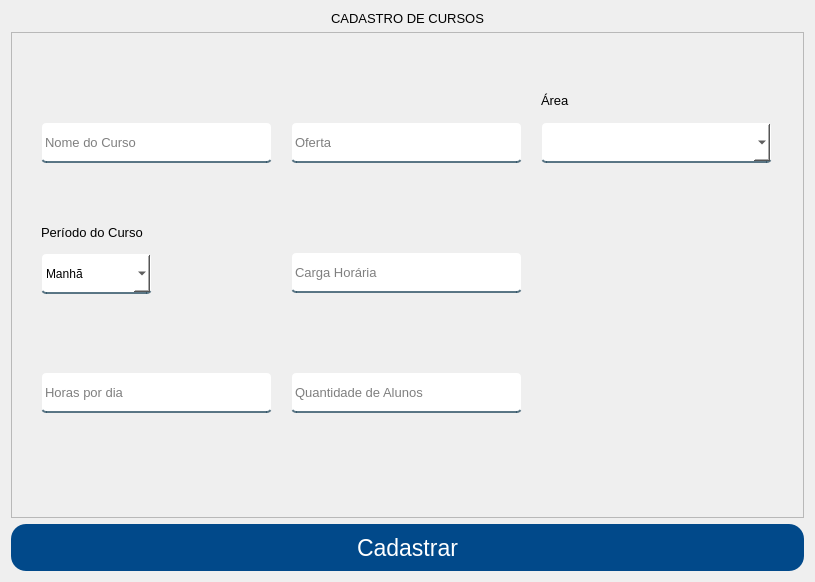
Above: App/view/ui/cadastroCurso.ui from Senac-SOR-ADS/Mapa-de-Sala before the change. Below: the same form after it.
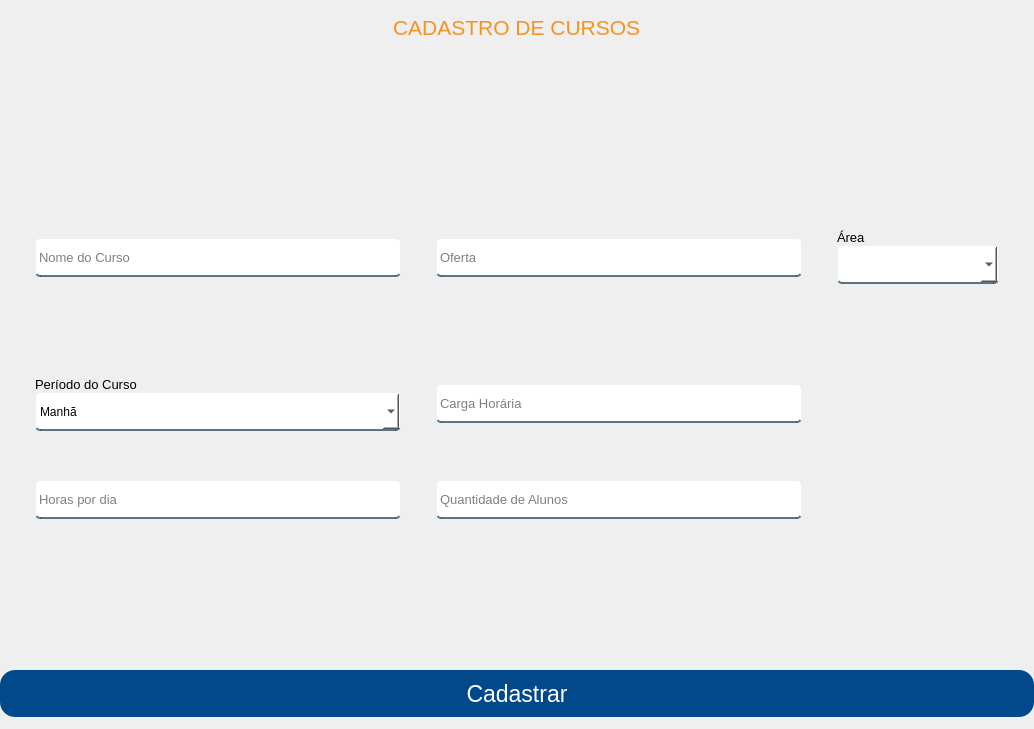
That is the form after the change.

Commit message: tentando arrumar os layouts da parte de cadastro

Patch:
```diff
--- a/App/view/ui/cadastroCurso.ui
+++ b/App/view/ui/cadastroCurso.ui
@@ -6,8 +6,8 @@
    <rect>
     <x>0</x>
     <y>0</y>
-    <width>811</width>
-    <height>579</height>
+    <width>1034</width>
+    <height>729</height>
    </rect>
   </property>
   <property name="windowTitle">
@@ -35,14 +35,33 @@
 
 #respostas {
 	color: red;
+}
+
+#titulo {
+	color: #f6921e;
 }</string>
   </property>
   <layout class="QVBoxLayout" name="verticalLayout">
+   <property name="spacing">
+    <number>0</number>
+   </property>
+   <property name="leftMargin">
+    <number>0</number>
+   </property>
+   <property name="topMargin">
+    <number>15</number>
+   </property>
+   <property name="rightMargin">
+    <number>0</number>
+   </property>
+   <property name="bottomMargin">
+    <number>12</number>
+   </property>
    <item alignment="Qt::AlignHCenter|Qt::AlignTop">
-    <widget class="QLabel" name="label">
+    <widget class="QLabel" name="titulo">
      <property name="font">
       <font>
-       <pointsize>10</pointsize>
+       <pointsize>16</pointsize>
        <weight>50</weight>
        <italic>false</italic>
        <bold>false</bold>
@@ -58,39 +77,49 @@
      </property>
     </widget>
    </item>
-   <item alignment="Qt::AlignHCenter">
-    <widget class="QFrame" name="frame">
-     <property name="sizePolicy">
-      <sizepolicy hsizetype="Expanding" vsizetype="Expanding">
-       <horstretch>0</horstretch>
-       <verstretch>0</verstretch>
-      </sizepolicy>
+   <item>
+    <spacer name="verticalSpacer_6">
+     <property name="orientation">
+      <enum>Qt::Vertical</enum>
      </property>
-     <property name="minimumSize">
+     <property name="sizeHint" stdset="0">
       <size>
-       <width>793</width>
-       <height>486</height>
+       <width>20</width>
+       <height>40</height>
       </size>
      </property>
-     <property name="frameShape">
-      <enum>QFrame::StyledPanel</enum>
-     </property>
-     <property name="frameShadow">
-      <enum>QFrame::Raised</enum>
-     </property>
+    </spacer>
+   </item>
+   <item>
+    <widget class="QWidget" name="widget" native="true">
+     <layout class="QHBoxLayout" name="horizontalLayout">
+      <property name="spacing">
+       <number>35</number>
+      </property>
+      <property name="leftMargin">
+       <number>35</number>
+      </property>
+      <property name="topMargin">
+       <number>0</number>
+      </property>
+      <property name="rightMargin">
+       <number>35</number>
+      </property>
+      <property name="bottomMargin">
+       <number>5</number>
+      </property>
+      <item>
      <widget class="QLineEdit" name="nomeCurso">
-      <property name="geometry">
-       <rect>
-        <x>30</x>
-        <y>90</y>
-        <width>231</width>
-        <height>41</height>
-       </rect>
-      </property>
       <property name="minimumSize">
        <size>
-        <width>0</width>
-        <height>10</height>
+          <width>366</width>
+          <height>39</height>
+         </size>
+        </property>
+        <property name="maximumSize">
+         <size>
+          <width>366</width>
+          <height>16777215</height>
        </size>
       </property>
       <property name="font">
@@ -102,15 +131,198 @@
        <string>Nome do Curso</string>
       </property>
      </widget>
+      </item>
+      <item>
+       <widget class="QLineEdit" name="ofertaCurso">
+        <property name="minimumSize">
+         <size>
+          <width>366</width>
+          <height>39</height>
+         </size>
+        </property>
+        <property name="maximumSize">
+         <size>
+          <width>366</width>
+          <height>16777215</height>
+         </size>
+        </property>
+        <property name="font">
+         <font>
+          <pointsize>10</pointsize>
+         </font>
+        </property>
+        <property name="placeholderText">
+         <string>Oferta</string>
+        </property>
+       </widget>
+      </item>
+      <item>
+       <widget class="QWidget" name="widget_2" native="true">
+        <property name="minimumSize">
+         <size>
+          <width>0</width>
+          <height>0</height>
+         </size>
+        </property>
+        <property name="maximumSize">
+         <size>
+          <width>16777215</width>
+          <height>60</height>
+         </size>
+        </property>
+        <layout class="QVBoxLayout" name="verticalLayout_2">
+         <property name="spacing">
+          <number>0</number>
+         </property>
+         <property name="leftMargin">
+          <number>0</number>
+         </property>
+         <property name="topMargin">
+          <number>0</number>
+         </property>
+         <property name="rightMargin">
+          <number>0</number>
+         </property>
+         <property name="bottomMargin">
+          <number>0</number>
+         </property>
+         <item>
+          <spacer name="verticalSpacer_2">
+           <property name="orientation">
+            <enum>Qt::Vertical</enum>
+           </property>
+           <property name="sizeHint" stdset="0">
+            <size>
+             <width>20</width>
+             <height>40</height>
+            </size>
+           </property>
+          </spacer>
+         </item>
+         <item>
+          <widget class="QLabel" name="label_2">
+           <property name="font">
+            <font>
+             <pointsize>10</pointsize>
+            </font>
+           </property>
+           <property name="text">
+            <string>Área</string>
+           </property>
+          </widget>
+         </item>
+         <item>
+          <widget class="QComboBox" name="campoArea">
+           <property name="minimumSize">
+            <size>
+             <width>161</width>
+             <height>39</height>
+            </size>
+           </property>
+           <property name="maximumSize">
+            <size>
+             <width>366</width>
+             <height>16777215</height>
+            </size>
+           </property>
+           <property name="font">
+            <font>
+             <pointsize>10</pointsize>
+            </font>
+           </property>
+           <property name="cursor">
+            <cursorShape>PointingHandCursor</cursorShape>
+           </property>
+           <property name="editable">
+            <bool>false</bool>
+           </property>
+           <property name="currentText">
+            <string/>
+           </property>
+          </widget>
+         </item>
+         <item>
+          <spacer name="verticalSpacer">
+           <property name="orientation">
+            <enum>Qt::Vertical</enum>
+           </property>
+           <property name="sizeHint" stdset="0">
+            <size>
+             <width>20</width>
+             <height>40</height>
+            </size>
+           </property>
+          </spacer>
+         </item>
+        </layout>
+       </widget>
+      </item>
+     </layout>
+    </widget>
+   </item>
+   <item>
+    <widget class="QWidget" name="widget_4" native="true">
+     <property name="maximumSize">
+      <size>
+       <width>16777215</width>
+       <height>16777215</height>
+      </size>
+     </property>
+     <layout class="QHBoxLayout" name="horizontalLayout_2" stretch="0,0,0">
+      <property name="spacing">
+       <number>35</number>
+      </property>
+      <property name="leftMargin">
+       <number>35</number>
+      </property>
+      <property name="topMargin">
+       <number>0</number>
+      </property>
+      <property name="rightMargin">
+       <number>35</number>
+      </property>
+      <property name="bottomMargin">
+       <number>5</number>
+      </property>
+      <item>
+       <widget class="QWidget" name="widget_3" native="true">
+        <property name="maximumSize">
+         <size>
+          <width>16777215</width>
+          <height>60</height>
+         </size>
+        </property>
+        <layout class="QVBoxLayout" name="verticalLayout_3">
+         <property name="spacing">
+          <number>0</number>
+         </property>
+         <property name="leftMargin">
+          <number>0</number>
+         </property>
+         <property name="topMargin">
+          <number>0</number>
+         </property>
+         <property name="rightMargin">
+          <number>0</number>
+         </property>
+         <property name="bottomMargin">
+          <number>0</number>
+         </property>
+         <item>
+          <spacer name="verticalSpacer_3">
+           <property name="orientation">
+            <enum>Qt::Vertical</enum>
+           </property>
+           <property name="sizeHint" stdset="0">
+            <size>
+             <width>20</width>
+             <height>40</height>
+            </size>
+           </property>
+          </spacer>
+         </item>
+         <item>
      <widget class="QLabel" name="label_7">
-      <property name="geometry">
-       <rect>
-        <x>30</x>
-        <y>190</y>
-        <width>111</width>
-        <height>20</height>
-       </rect>
-      </property>
       <property name="font">
        <font>
         <pointsize>10</pointsize>
@@ -120,14 +332,20 @@
        <string>Período do Curso</string>
       </property>
      </widget>
+         </item>
+         <item>
      <widget class="QComboBox" name="periodoCurso">
-      <property name="geometry">
-       <rect>
-        <x>30</x>
-        <y>221</y>
-        <width>111</width>
-        <height>41</height>
-       </rect>
+           <property name="minimumSize">
+            <size>
+             <width>366</width>
+             <height>39</height>
+            </size>
+           </property>
+           <property name="maximumSize">
+            <size>
+             <width>366</width>
+             <height>16777215</height>
+            </size>
       </property>
       <property name="cursor">
        <cursorShape>PointingHandCursor</cursorShape>
@@ -151,43 +369,35 @@
        </property>
       </item>
      </widget>
-     <widget class="QLineEdit" name="ofertaCurso">
-      <property name="geometry">
-       <rect>
-        <x>280</x>
-        <y>90</y>
-        <width>231</width>
-        <height>41</height>
-       </rect>
-      </property>
-      <property name="minimumSize">
+         </item>
+         <item>
+          <spacer name="verticalSpacer_4">
+           <property name="orientation">
+            <enum>Qt::Vertical</enum>
+           </property>
+           <property name="sizeHint" stdset="0">
        <size>
-        <width>0</width>
-        <height>10</height>
-       </size>
-      </property>
-      <property name="font">
-       <font>
-        <pointsize>10</pointsize>
-       </font>
-      </property>
-      <property name="placeholderText">
-       <string>Oferta</string>
-      </property>
-     </widget>
+             <width>20</width>
+             <height>40</height>
+            </size>
+           </property>
+          </spacer>
+         </item>
+        </layout>
+       </widget>
+      </item>
+      <item>
      <widget class="QLineEdit" name="cargaCurso">
-      <property name="geometry">
-       <rect>
-        <x>280</x>
-        <y>220</y>
-        <width>231</width>
-        <height>41</height>
-       </rect>
-      </property>
       <property name="minimumSize">
        <size>
-        <width>0</width>
-        <height>10</height>
+          <width>366</width>
+          <height>39</height>
+         </size>
+        </property>
+        <property name="maximumSize">
+         <size>
+          <width>366</width>
+          <height>16777215</height>
        </size>
       </property>
       <property name="font">
@@ -199,19 +409,83 @@
        <string>Carga Horária</string>
       </property>
      </widget>
+      </item>
+      <item>
+       <spacer name="horizontalSpacer">
+        <property name="orientation">
+         <enum>Qt::Horizontal</enum>
+        </property>
+        <property name="sizeHint" stdset="0">
+         <size>
+          <width>40</width>
+          <height>20</height>
+         </size>
+        </property>
+       </spacer>
+      </item>
+     </layout>
+    </widget>
+   </item>
+   <item>
+    <widget class="QWidget" name="widget_5" native="true">
+     <property name="maximumSize">
+      <size>
+       <width>16777215</width>
+       <height>16777215</height>
+      </size>
+     </property>
+     <layout class="QHBoxLayout" name="horizontalLayout_3">
+      <property name="spacing">
+       <number>35</number>
+      </property>
+      <property name="leftMargin">
+       <number>35</number>
+      </property>
+      <property name="topMargin">
+       <number>0</number>
+      </property>
+      <property name="rightMargin">
+       <number>35</number>
+      </property>
+      <property name="bottomMargin">
+       <number>5</number>
+      </property>
+      <item>
+       <widget class="QLineEdit" name="horasPorDia">
+        <property name="minimumSize">
+         <size>
+          <width>366</width>
+          <height>39</height>
+         </size>
+        </property>
+        <property name="maximumSize">
+         <size>
+          <width>366</width>
+          <height>16777215</height>
+         </size>
+        </property>
+        <property name="font">
+         <font>
+          <pointsize>10</pointsize>
+         </font>
+        </property>
+        <property name="placeholderText">
+         <string>Horas por dia</string>
+        </property>
+       </widget>
+      </item>
+      <item>
      <widget class="QLineEdit" name="quantidadeAlunos">
-      <property name="geometry">
-       <rect>
-        <x>280</x>
-        <y>340</y>
-        <width>231</width>
-        <height>41</height>
-       </rect>
-      </property>
       <property name="minimumSize">
        <size>
-        <width>0</width>
-        <height>10</height>
+          <width>366</width>
+          <height>39</height>
+         </size>
+        </property>
+        <property name="maximumSize">
+         <size>
+          <width>366</width>
+          <height>16777215</height>
        </size>
       </property>
       <property name="font">
@@ -226,73 +500,35 @@
        <string>Quantidade de Alunos</string>
       </property>
      </widget>
-     <widget class="QLineEdit" name="horasPorDia">
-      <property name="geometry">
-       <rect>
-        <x>30</x>
-        <y>340</y>
-        <width>231</width>
-        <height>41</height>
-       </rect>
-      </property>
-      <property name="minimumSize">
+      </item>
+      <item>
+       <spacer name="horizontalSpacer_2">
+        <property name="orientation">
+         <enum>Qt::Horizontal</enum>
+        </property>
+        <property name="sizeHint" stdset="0">
        <size>
-        <width>0</width>
-        <height>10</height>
-       </size>
-      </property>
-      <property name="font">
-       <font>
-        <pointsize>10</pointsize>
-       </font>
-      </property>
-      <property name="placeholderText">
-       <string>Horas por dia</string>
-      </property>
-     </widget>
-     <widget class="QComboBox" name="campoArea">
-      <property name="geometry">
-       <rect>
-        <x>530</x>
-        <y>90</y>
-        <width>231</width>
-        <height>41</height>
-       </rect>
-      </property>
-      <property name="font">
-       <font>
-        <pointsize>10</pointsize>
-       </font>
-      </property>
-      <property name="cursor">
-       <cursorShape>PointingHandCursor</cursorShape>
-      </property>
-      <property name="editable">
-       <bool>false</bool>
-      </property>
-      <property name="currentText">
-       <string/>
-      </property>
-     </widget>
-     <widget class="QLabel" name="label_2">
-      <property name="geometry">
-       <rect>
-        <x>530</x>
-        <y>60</y>
-        <width>55</width>
-        <height>16</height>
-       </rect>
-      </property>
-      <property name="font">
-       <font>
-        <pointsize>10</pointsize>
-       </font>
-      </property>
-      <property name="text">
-       <string>Área</string>
-      </property>
-     </widget>
-    </widget>
+          <width>40</width>
+          <height>20</height>
+         </size>
+        </property>
+       </spacer>
+      </item>
+     </layout>
+    </widget>
+   </item>
+   <item>
+    <spacer name="verticalSpacer_5">
+     <property name="orientation">
+      <enum>Qt::Vertical</enum>
+     </property>
+     <property name="sizeHint" stdset="0">
+      <size>
+       <width>20</width>
+       <height>40</height>
+      </size>
+     </property>
+    </spacer>
    </item>
    <item>
     <widget class="QPushButton" name="btnCadastrarCurso">
```
Lines whose indentation alone changed are shown as unchanged. The commit also changes 4 other files.
